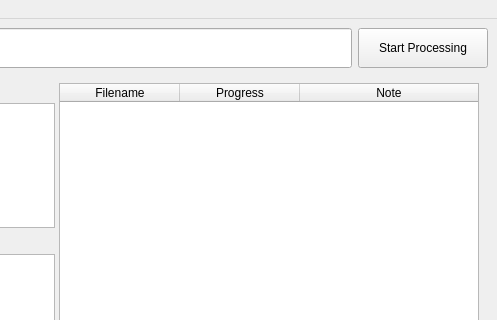
This is resources/lyric_manager_v3.ui in Gazoo101/lyric-manager as Qt 5 draws it before an edit; both pictures show x 482 to 979 and y 0 to 320 of the 979 by 789 pixel window. The edited form follows.
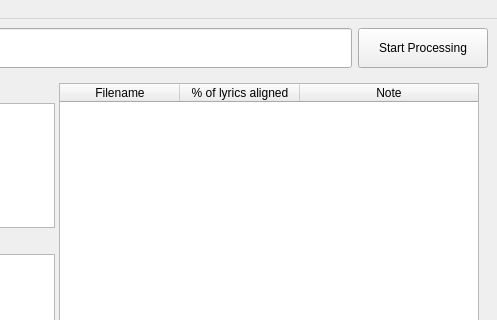
This is the edited form.

Diff of the .ui file:
```diff
--- a/resources/lyric_manager_v3.ui
+++ b/resources/lyric_manager_v3.ui
@@ -191,7 +191,7 @@
               </column>
               <column>
                <property name="text">
-                <string>Progress</string>
+                <string>% of lyrics aligned</string>
                </property>
               </column>
               <column>
```
